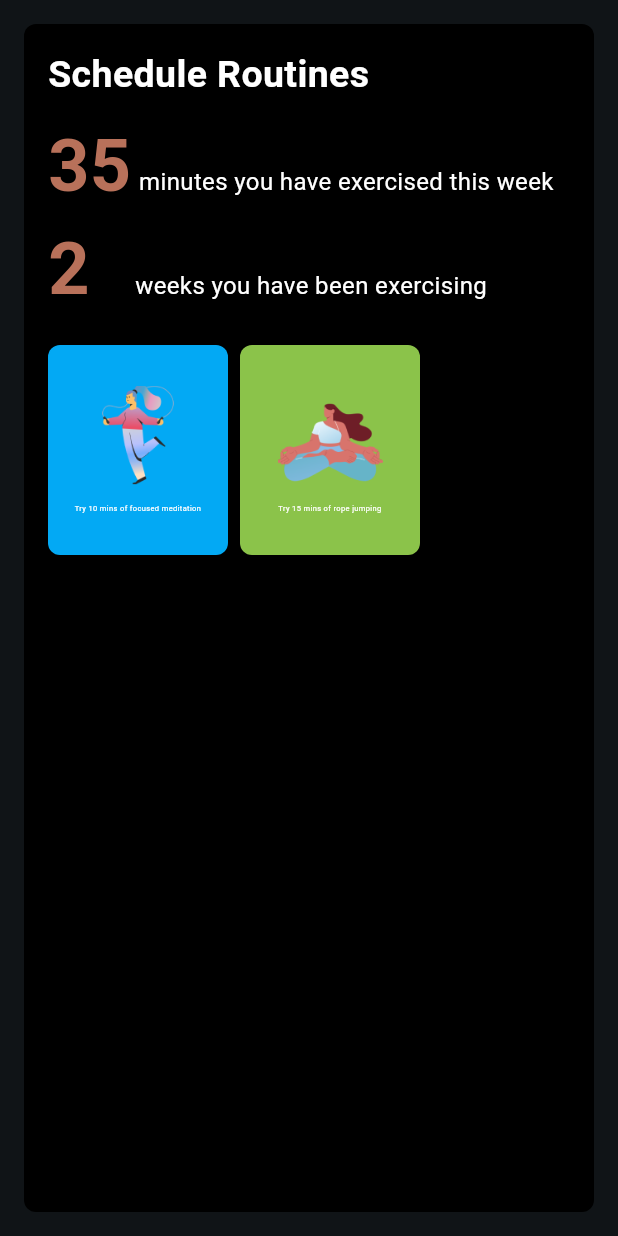
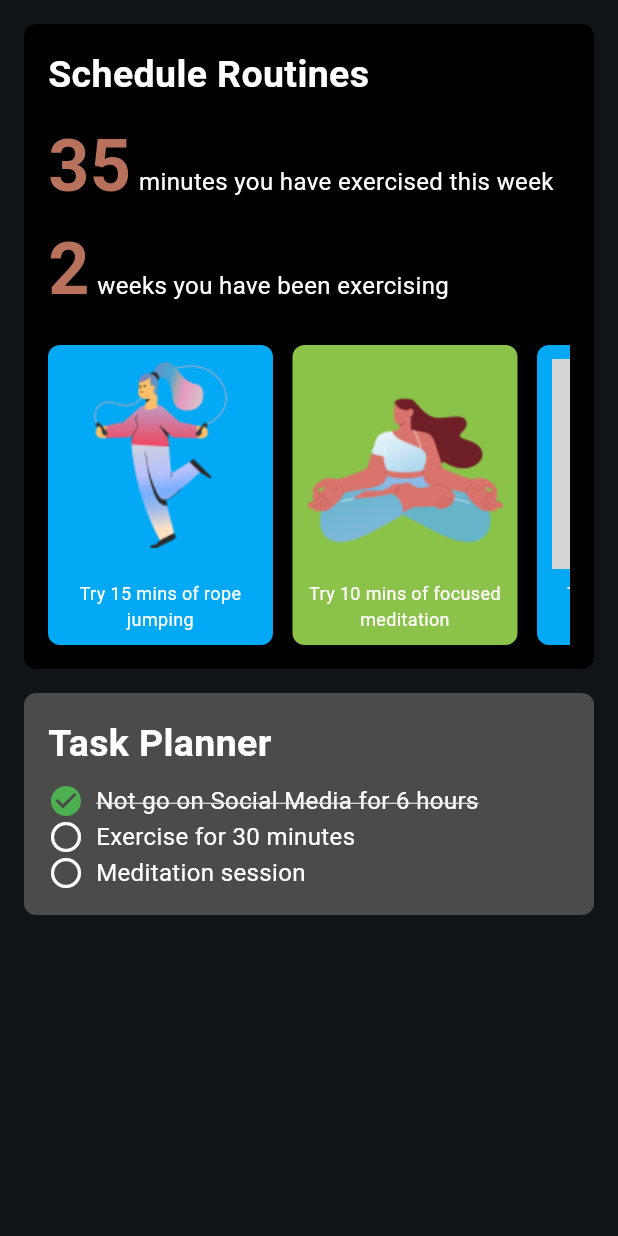
Before and after one commit to 51FanZzz/Mindease, a Flutter app: the DailyRoutinePage screen opened directly, on a phone screen of 412 x 824 dp. Run offline on Flutter 3.47's test engine with Material 3 defaults, Android fonts, the phone set to English and light mode, and no system bars; our stand-ins replace google_nav_bar; grey boxes are pictures that could not be loaded.

```diff
--- a/lib/DailyEntertainmentPage.dart
+++ b/lib/DailyEntertainmentPage.dart
@@ -1,4 +1,3 @@
-import 'package:flutter/cupertino.dart';
 import 'package:flutter/material.dart';
 
 class DailyEntertainmentPage extends StatelessWidget{
--- a/lib/DailyMonitorPage.dart
+++ b/lib/DailyMonitorPage.dart
@@ -1,4 +1,3 @@
-import 'package:flutter/cupertino.dart';
 import 'package:flutter/material.dart';
 
 class DailyMonitorPage extends StatelessWidget{
--- a/lib/DailyRoutinePage.dart
+++ b/lib/DailyRoutinePage.dart
@@ -1,17 +1,18 @@
 import 'dart:ui';
-
 import 'package:flutter/cupertino.dart';
 import 'package:flutter/material.dart';
-import 'package:ocd_app/DailyEntertainmentPage.dart';
-import 'main.dart';
+import 'styles.dart';
 
-class DailyRoutinePage extends StatelessWidget{
+class DailyRoutinePage extends StatelessWidget {
   @override
   Widget build(BuildContext context) {
     return Scaffold(
       body: Padding(
         padding: const EdgeInsets.all(16.0),
-        child:
+        child: SingleChildScrollView(
+          child: Column(
+            crossAxisAlignment: CrossAxisAlignment.start,
+            children: [
               Container(
                 padding: EdgeInsets.all(16.0),
                 decoration: BoxDecoration(
@@ -19,51 +20,84 @@ class DailyRoutinePage extends StatelessWidget{
                   borderRadius: BorderRadius.circular(8),
                 ),
                 child: Column(
-            mainAxisSize: MainAxisSize.max, // Minimize the size of the container to its elements
                   crossAxisAlignment: CrossAxisAlignment.start,
                   children: [
                     Text(
-                'Schedule Routines', style: TextStyle(color: White, fontSize: titleFontSize, fontWeight: FontWeight.bold),
+                      'Schedule Routines',
+                      style: TextStyle(
+                        color: White,
+                        fontSize: titleFontSize,
+                        fontWeight: FontWeight.bold,
                       ),
-
-              SizedBox(height: 8,),
-
+                    ),
+                    SizedBox(height: 8),
                     _buildRoutineTxt('35', 'minutes you have exercised this week'),
-              _buildRoutineTxt('2', '      weeks you have been exercising'),
-
-              SizedBox(height: 16,),
-
-              // ignore: sized_box_for_whitespace
-              Container(
-                height: 140,
+                    _buildRoutineTxt('2', 'weeks you have been exercising'),
+                    SizedBox(height: 16),
+                    SizedBox(
+                      height: 200,
                       child: ListView(
                         scrollDirection: Axis.horizontal,
-                  children:
-                  List.generate(2, (index) {
+                        children: List.generate(3, (index) {
+                          String imagePath;
+                          String title;
+
+                          // Specify image path and title based on index
+                          if (index == 0) {
+                            imagePath = 'assets/images/RopeJumping.png';
+                            title = 'Try 15 mins of rope jumping';
+                          } else if (index == 1) {
+                            imagePath = 'assets/images/Meditation.png';
+                            title = 'Try 10 mins of focused meditation';
+                          } else {
+                            imagePath = 'assets/images/Yoga.png'; // Your third image path
+                            title = 'Try 20 mins of yoga practice'; // Title for the third image
+                          }
+
                           return Padding(
-                      padding: EdgeInsets.only(right: 8.0),
-                      child: _buildExerciseWidget(
-                        index,
-                        index == 0
-                        ? 'assets/images/RopeJumping.png'
-                        :'assets/images/Meditation.png',
-                        index == 1
-                        ? 'Try 15 mins of rope jumping'
-                        :'Try 10 mins of focused meditation',
-                    ),
+                            padding: EdgeInsets.only(right: 13.0),
+                            child: _buildExerciseWidget(index, imagePath, title),
                           );
                         }),
                       ),
                     ),
                   ],
                 ),
-
               ),
 
+              // Task Planner Section
+              SizedBox(height: 16), // Add spacing between sections
+              Container(
+                padding: EdgeInsets.all(16.0),
+                decoration: BoxDecoration(
+                  color: const Color.fromARGB(255, 75, 75, 75), // Dark grey background
+                  borderRadius: BorderRadius.circular(8),
+                ),
+                child: Column(
+                  crossAxisAlignment: CrossAxisAlignment.start,
+                  children: [
+                    Text(
+                      'Task Planner',
+                      style: TextStyle(
+                        color: White,
+                        fontSize: titleFontSize,
+                        fontWeight: FontWeight.bold,
+                      ),
+                    ),
+                    SizedBox(height: 8),
+                    // Add your task planner content here
+                    _buildTaskItem('Not go on Social Media for 6 hours', true),
+                    _buildTaskItem('Exercise for 30 minutes', false),
+                    _buildTaskItem('Meditation session', false),
+                  ],
+                ),
+              ),
+            ],
+          ),
+        ),
       ),
     );
   }
-
 }
 
 
@@ -71,58 +105,84 @@ class DailyRoutinePage extends StatelessWidget{
 
 
 
-
-
-// Convinent widget class for Schedule Routines text modifying
-Widget _buildRoutineTxt(String number, String text){
+// Widget for Schedule Routines text modification
+Widget _buildRoutineTxt(String number, String text) {
   return Row(
     crossAxisAlignment: CrossAxisAlignment.baseline,
     textBaseline: TextBaseline.alphabetic,
     children: [
       Text(
         number,
-          style: TextStyle(color: Orange, fontSize: 48.0, fontWeight: FontWeight.bold),
+        style: TextStyle(
+          color: Orange,
+          fontSize: 48.0,
+          fontWeight: FontWeight.bold,
         ),
-          SizedBox(width: 5,),
+      ),
+      SizedBox(width: 5),
       Expanded(
-        child:
-          Text(text,style:
-           TextStyle(color: White, fontSize: 16,),
+        child: Text(
+          text,
+          style: TextStyle(
+            color: White,
+            fontSize: 16,
+          ),
         ),
       ),
     ],
   );
 }
 
-// Convinent widget class for routine exercises
-Widget _buildExerciseWidget(int index, String imagePath, String title){
+// Widget for routine exercises
+Widget _buildExerciseWidget(int index, String imagePath, String title) {
   Color backgroundColor = index % 2 == 0 ? Colors.lightBlue : Colors.lightGreen;
 
   return Container(
-    width: 120.0, // the width for the square widgets
+    width: 150.0, // the width for the square widgets
+    height: 170.0,
     decoration: BoxDecoration(
       color: backgroundColor,
       borderRadius: BorderRadius.circular(8.0),
     ),
     child: Column(
-        mainAxisAlignment: MainAxisAlignment.center ,
+      mainAxisAlignment: MainAxisAlignment.center,
       children: [
         Image.asset(
           imagePath,
-            width: 70.0,
-            height: 70.0,
+          width: 130.0,
+          height: 140.0,
           fit: BoxFit.cover,
         ),
-          SizedBox(height: 8,),
+        SizedBox(height: 8),
         Text(
           title,
-            style: TextStyle(
-              color:White, fontSize: 5.0
-            ),
+          style: TextStyle(color: White, fontSize: 12.0),
           textAlign: TextAlign.center,
-
         ),
       ],
     ),
   );
 }
+
+// Widget for Task Planner items
+Widget _buildTaskItem(String taskName, bool isCompleted) {
+  return Row(
+    children: [
+      Icon(
+        isCompleted ? Icons.check_circle : Icons.radio_button_unchecked,
+        color: isCompleted ? Colors.green : Colors.white,
+      ),
+      SizedBox(width: 8),
+      Expanded(
+        child: Text(
+          taskName,
+          style: TextStyle(
+            color: White,
+            fontSize: 16.0,
+            decoration: isCompleted ? TextDecoration.lineThrough : TextDecoration.none,
+          ),
+        ),
+      ),
+    ],
+  );
+}
--- a/lib/MainSelection.dart
+++ b/lib/MainSelection.dart
@@ -4,8 +4,9 @@ import 'package:ocd_app/DailyMonitorPage.dart';
 import 'package:ocd_app/DailyRoutinePage.dart';
 import 'package:ocd_app/MainSocial.dart';
 import 'package:ocd_app/DailyTrackerPage.dart';
-import 'package:ocd_app/main.dart';
+import 'styles.dart';
 import 'package:ocd_app/Profile.dart';
+import 'package:ocd_app/starterPage_login.dart';
 import 'DailyEntertainmentPage.dart';
 import 'Settings.dart';
 
@@ -141,7 +142,7 @@ class _MainSelection extends State<MainSelection> with SingleTickerProviderState
                 accountName: Text('User Name'), // TODO: should be able to change as user change their profile on another page
                 accountEmail: Text(' '),
               currentAccountPicture: CircleAvatar(
-                backgroundImage: AssetImage('assets/profile_pictures.jpg'), // Only able to shuffle from exitsing pic assets now
+                 child: RandomProfilePic(), // Only able to shuffle from exitsing pic assets now
               ),
              ),
               Expanded(
--- a/lib/MainSocial.dart
+++ b/lib/MainSocial.dart
@@ -1,6 +1,6 @@
 import 'package:flutter/material.dart';
-import 'package:ocd_app/ButtonStyles.dart';
-import 'package:ocd_app/main.dart';
+import 'package:ocd_app/styles.dart';
+import 'styles.dart';
 
 
 class MainSocial extends StatefulWidget{
--- a/lib/Profile.dart
+++ b/lib/Profile.dart
@@ -1,4 +1,3 @@
-import 'package:flutter/cupertino.dart';
 import 'package:flutter/material.dart';
 
 class Profile extends StatelessWidget{
--- a/lib/introduction_page.dart
+++ b/lib/introduction_page.dart
@@ -1,6 +1,6 @@
 import 'package:flutter/material.dart';
 import 'package:ocd_app/MainSelection.dart';
-import 'package:ocd_app/main.dart';
+import 'styles.dart';
 
 class IntroductionPage extends StatelessWidget {
   const IntroductionPage ({super.key});
```
Also changed, not shown: lib/DailyTrackerPage.dart (+59 -67 lines), lib/main.dart (+1 -17 lines), lib/starterPage_login.dart (+19 -13 lines), lib/styles.dart (added, +65 -0 lines), pubspec.yaml (+42 -14 lines), pubspec.lock. Lines whose indentation alone changed are shown as unchanged.
